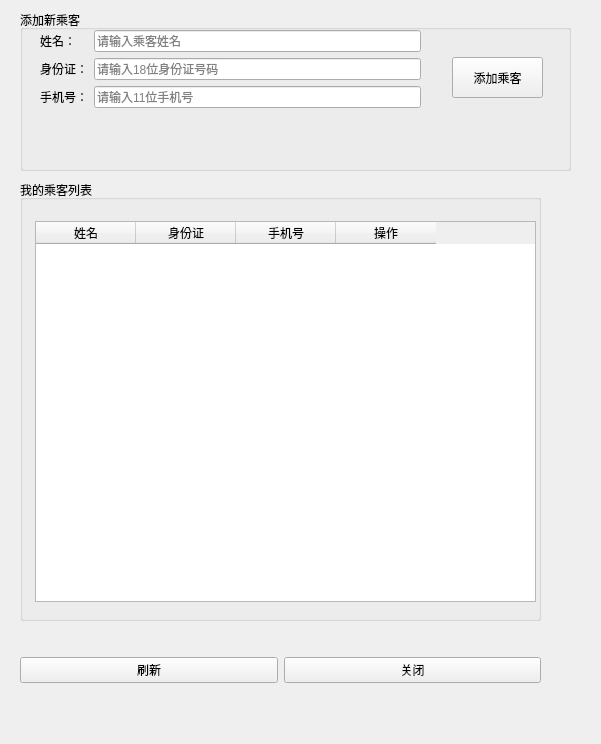
Qt form Flight/passenger.ui (howbirdfly/FlightServer) before a commit.
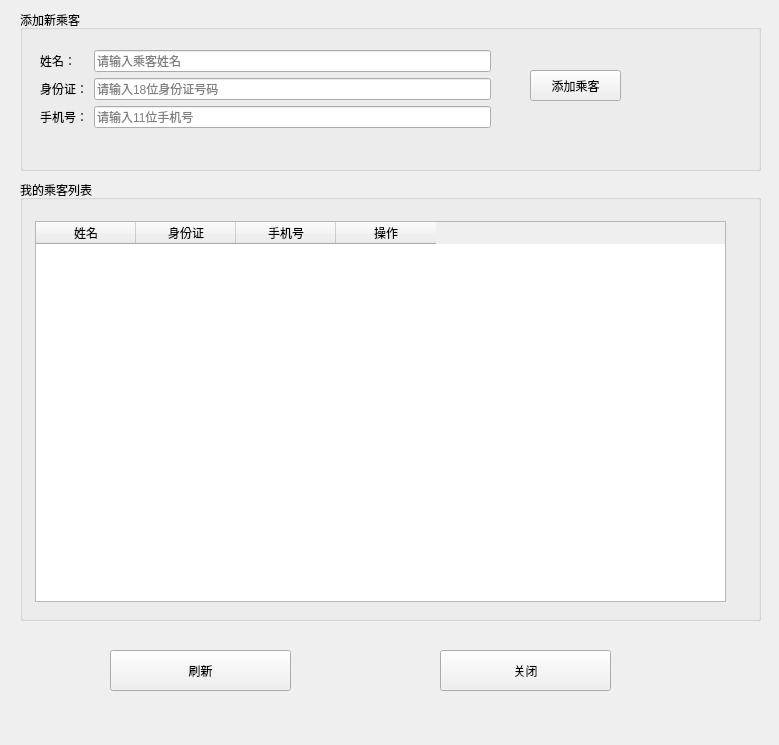
The same form after that commit.

Diff of the .ui file:
```diff
--- a/Flight/passenger.ui
+++ b/Flight/passenger.ui
@@ -6,8 +6,8 @@
    <rect>
     <x>0</x>
     <y>0</y>
-    <width>601</width>
-    <height>744</height>
+    <width>779</width>
+    <height>745</height>
    </rect>
   </property>
   <property name="windowTitle">
@@ -19,7 +19,7 @@
      <rect>
       <x>20</x>
       <y>10</y>
-      <width>551</width>
+      <width>741</width>
       <height>161</height>
      </rect>
     </property>
@@ -30,9 +30,9 @@
      <property name="geometry">
       <rect>
        <x>20</x>
-       <y>20</y>
-       <width>381</width>
-       <height>126</height>
+       <y>40</y>
+       <width>451</width>
+       <height>101</height>
       </rect>
      </property>
      <layout class="QFormLayout" name="formLayout">
@@ -62,9 +62,6 @@
       </item>
       <item row="1" column="1">
        <widget class="QLineEdit" name="edit_idcard">
-        <property name="inputMask">
-         <string>&gt;NNNNNNNNNNNNNNNNNN</string>
-        </property>
         <property name="maxLength">
          <number>18</number>
         </property>
@@ -82,9 +79,6 @@
       </item>
       <item row="2" column="1">
        <widget class="QLineEdit" name="edit_phone">
-        <property name="inputMask">
-         <string>&gt;99999999999</string>
-        </property>
         <property name="maxLength">
          <number>11</number>
         </property>
@@ -98,10 +92,10 @@
     <widget class="QPushButton" name="btn_add">
      <property name="geometry">
       <rect>
-       <x>432</x>
-       <y>47</y>
+       <x>510</x>
+       <y>60</y>
        <width>91</width>
-       <height>41</height>
+       <height>31</height>
       </rect>
      </property>
      <property name="text">
@@ -114,7 +108,7 @@
      <rect>
       <x>20</x>
       <y>180</y>
-      <width>521</width>
+      <width>741</width>
       <height>441</height>
      </rect>
     </property>
@@ -126,7 +120,7 @@
       <rect>
        <x>15</x>
        <y>41</y>
-       <width>501</width>
+       <width>691</width>
        <height>381</height>
       </rect>
      </property>
@@ -164,31 +158,31 @@
      </column>
     </widget>
    </widget>
-   <widget class="QWidget" name="horizontalLayoutWidget">
+   <widget class="QPushButton" name="btn_close">
     <property name="geometry">
      <rect>
-      <x>20</x>
-      <y>630</y>
-      <width>521</width>
-      <height>81</height>
+      <x>440</x>
+      <y>650</y>
+      <width>171</width>
+      <height>41</height>
      </rect>
     </property>
-    <layout class="QHBoxLayout" name="horizontalLayout">
-     <item>
-      <widget class="QPushButton" name="btn_refresh">
-       <property name="text">
-        <string>刷新</string>
-       </property>
-      </widget>
-     </item>
-     <item>
-      <widget class="QPushButton" name="btn_close">
-       <property name="text">
-        <string>关闭</string>
-       </property>
-      </widget>
-     </item>
-    </layout>
+    <property name="text">
+     <string>关闭</string>
+    </property>
+   </widget>
+   <widget class="QPushButton" name="btn_refresh">
+    <property name="geometry">
+     <rect>
+      <x>110</x>
+      <y>650</y>
+      <width>181</width>
+      <height>41</height>
+     </rect>
+    </property>
+    <property name="text">
+     <string>刷新</string>
+    </property>
    </widget>
   </widget>
  </widget>
```
Left out of the diff: 2 changed lines with no effect on the pictures.
